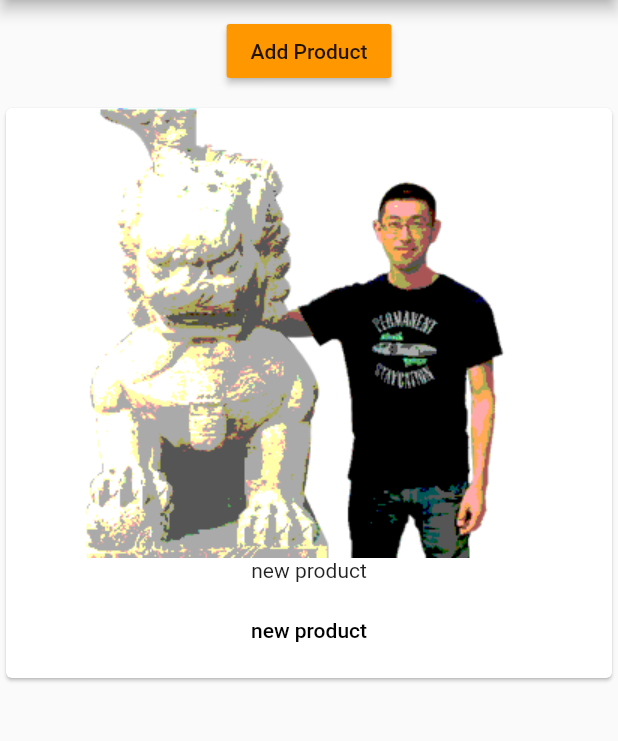
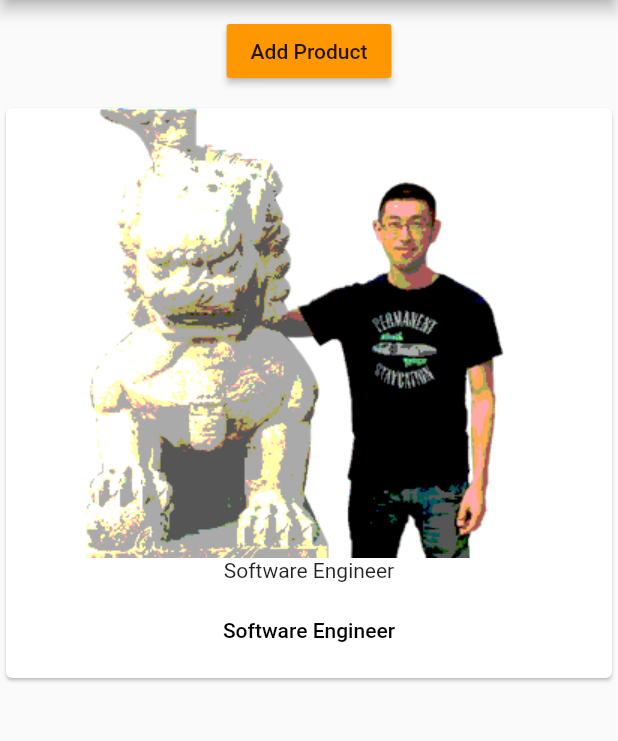
Before and after one commit to mnishiguchi/hello_flutter, a Flutter app: the screen it shows after launch, after a tap on "Add Product", on a phone screen of 412 x 824 dp, the part 84-825 px from its top. Run offline on Flutter 3.47's test engine with Material 2 defaults, Android fonts, the phone set to English and light mode, and no system bars.

Commit message:
Use Map as a data container

```diff
--- a/lib/product_control.dart
+++ b/lib/product_control.dart
@@ -12,7 +12,10 @@ class ProductControl extends StatelessWidget {
     return RaisedButton(
       color: Theme.of(context).primaryColor,
       onPressed: () {
-        addProduct("new product");
+        addProduct({
+          'title': 'Software Engineer',
+          'image': 'assets/masa_chinatown.png',
+        });
       },
       child: Text("Add Product"),
     );
--- a/lib/product_list.dart
+++ b/lib/product_list.dart
@@ -5,7 +5,7 @@ import './pages/product_page.dart';
 // Map
 class ProductList extends StatelessWidget {
   // immutable properties
-  final List<String> products;
+  final List<Map<String, dynamic>> products;
 
   // constructor that accepts params that are bound to properties
   ProductList([this.products = const []]) {
@@ -15,26 +15,22 @@ class ProductList extends StatelessWidget {
   Widget _buildProductItem(BuildContext context, int index) {
     print('[ProductList] _buildProductItem');
 
-    String title = products[index];
-    String imageUrl = 'assets/masa_chinatown.png';
-
+    Map<String, dynamic> product = products[index];
     return Card(
       child: Column(
         children: <Widget>[
-          Image.asset(imageUrl),
-          Text(title),
+          Image.asset(product['image']),
+          Text(product['title']),
           ButtonBar(
             alignment: MainAxisAlignment.center,
             children: <Widget>[
               FlatButton(
-                child: Text(title),
+                child: Text(product['title']),
                 onPressed: () => Navigator.push(
                       context,
                       MaterialPageRoute(
-                        builder: (BuildContext context) => ProductPage(
-                              title: title,
-                              imageUrl: imageUrl,
-                            ),
+                        builder: (BuildContext context) =>
+                            ProductPage(product: product),
                       ),
                     ),
               )
--- a/lib/product_manager.dart
+++ b/lib/product_manager.dart
@@ -19,7 +19,7 @@ class ProductManager extends StatefulWidget {
 // A state that belongs to ProductManager Widget.
 class _ProductManagerState extends State<ProductManager> {
   // properties
-  List<String> _products = [];
+  List<Map<String, dynamic>> _products = [];
 
   @override
   void initState() {
@@ -36,7 +36,7 @@ class _ProductManagerState extends State<ProductManager> {
     print('[ProductManagerState] didUpdateWidget');
   }
 
-  void _addProduct(String product) {
+  void _addProduct(Map<String, dynamic> product) {
     setState(() {
       _products.add(product);
     });
```
Also changed, not shown: lib/pages/product_page.dart (+5 -6 lines).
